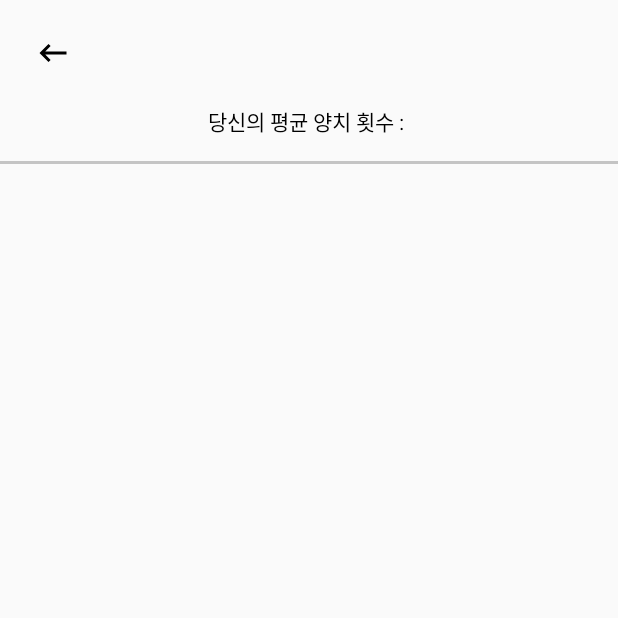
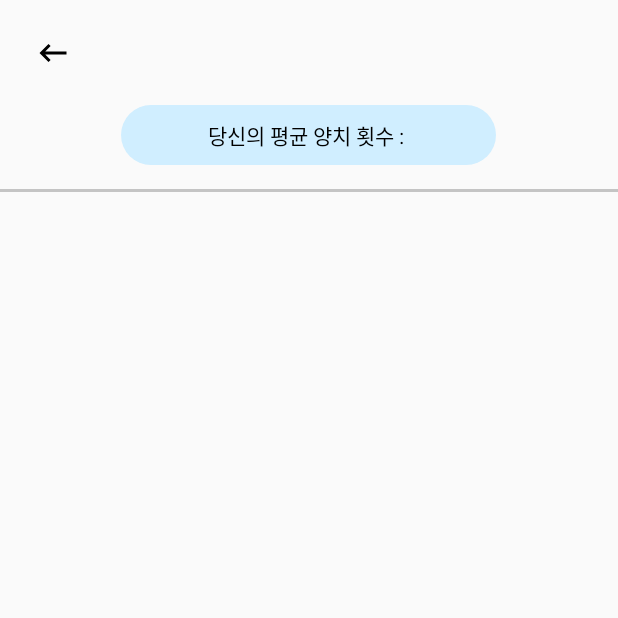
Before and after one commit to subinpark99/ToothSchedule_Project, an Android app: the Statistic screen opened directly, with no data from a screen before it, on a phone screen of 412 x 824 dp, the top half of it. Run offline under Robolectric (Android 15) with nearby library versions, the phone set to English and light mode, and no system bars.

Commit message:
10.14 버튼 모양 둥글게 변경

```diff
--- /dev/null
+++ b/app/src/main/res/drawable/round_button_style.xml
@@ -0,0 +1,14 @@
+<?xml version="1.0" encoding="utf-8"?>
+<selector xmlns:android="http://schemas.android.com/apk/res/android">
+    <item>
+        <shape>
+            <solid android:color="#D0EEFF"/>
+            <corners
+                android:bottomLeftRadius="30dp"
+                android:bottomRightRadius="30dp"
+                android:topLeftRadius="30dp"
+                android:topRightRadius="30dp"
+                />
+        </shape>
+    </item>
+</selector>
--- a/app/src/main/res/layout/schedule_detail.xml
+++ b/app/src/main/res/layout/schedule_detail.xml
@@ -25,11 +25,11 @@
 
         <TextView
             android:id="@+id/tvCurentDate"
-            android:layout_width="100dp"
-            android:layout_height="30dp"
+            android:layout_width="130dp"
+            android:layout_height="45dp"
             android:text="현재 날짜"
             android:textColor="@color/black"
-            android:background="@color/whiteblue"
+            android:background="@drawable/round_button_style"
             android:layout_centerInParent="true"
             android:gravity="center"/>
 
--- a/app/src/main/res/layout/statistic.xml
+++ b/app/src/main/res/layout/statistic.xml
@@ -13,12 +13,14 @@
         android:id="@+id/ibtnBack"/>
 
         <TextView
-            android:layout_width="wrap_content"
-            android:layout_height="wrap_content"
+            android:layout_width="250dp"
+            android:layout_height="40dp"
             android:text="당신의 평균 양치 횟수 : "
             android:textColor="@color/black"
             android:layout_gravity="center"
             android:id="@+id/tvAvgCount"
+            android:background="@drawable/round_button_style"
+            android:gravity="center"
             />
 
     <View
```
Also changed, not shown: app/src/main/res/layout/infoboard.xml (+8 -10 lines), app/src/main/res/layout/login.xml (+5 -4 lines), app/src/main/res/layout/schedule.xml (+4 -4 lines), app/src/main/res/layout/signup.xml (+9 -6 lines), app/src/main/res/layout/survey.xml (+4 -3 lines), app/src/main/res/layout/survey_result.xml (+8 -7 lines).
